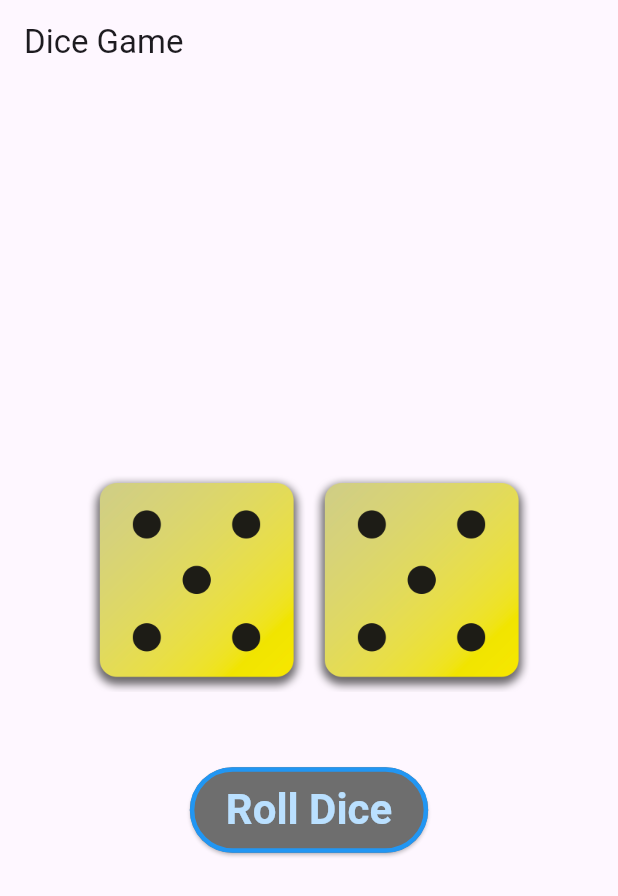
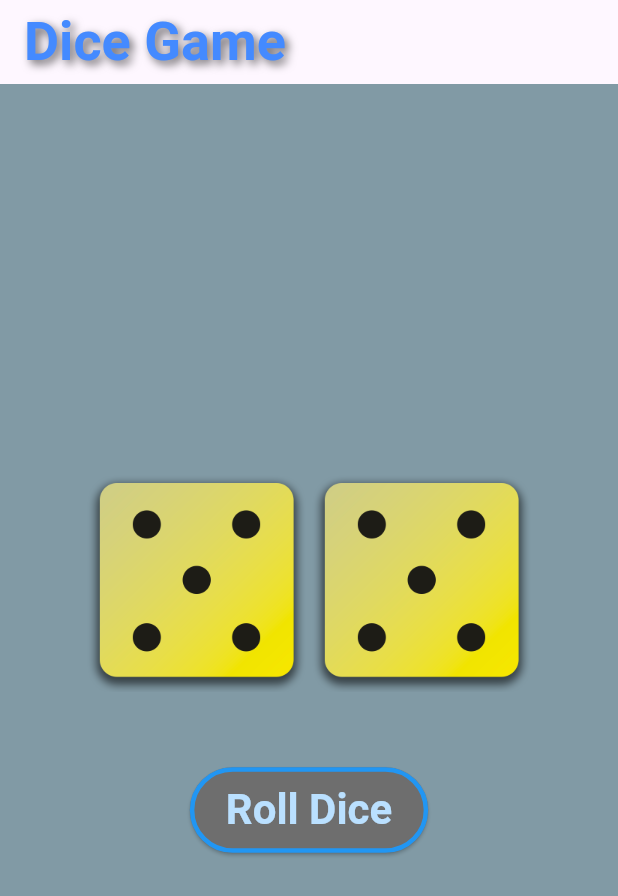
Before and after one commit to Adriatik-Berdufi/roll_dice, a Flutter app: the screen it shows after launch, after a tap on "Roll Dice", on a phone screen of 412 x 824 dp. Shown: the top 896 px of the screen. Run offline on Flutter 3.47's test engine with Material 3 defaults, Android fonts, the phone set to English and light mode, and no system bars.

Commit message:
code has been optimized.

```diff
--- a/lib/dice_roller.dart
+++ b/lib/dice_roller.dart
@@ -11,18 +11,13 @@ class DiceRoller extends StatefulWidget {
 }
 
 class _DiceRollerState extends State<DiceRoller> {
-  var firstDice = 'assets/dice_img/dice-4.png';
-  var secondDice = 'assets/dice_img/dice-4.png';
+  var diceRoll = 3;
+  var diceRoll2 = 4;
   void rolldice() {
-    var diceRoll = Random().nextInt(6) + 1;
-    var diceRoll2 = Random().nextInt(6) + 1;
-
     setState(() {
-      firstDice = 'assets/dice_img/dice-$diceRoll.png';
-      secondDice = 'assets/dice_img/dice-$diceRoll2.png';
+      diceRoll = Random().nextInt(6) + 1;
+      diceRoll2 = Random().nextInt(6) + 1;
     });
-
-    debugPrint(firstDice);
   }
 
   @override
@@ -34,11 +29,11 @@ class _DiceRollerState extends State<DiceRoller> {
           mainAxisAlignment: MainAxisAlignment.center,
           children: [
             Image.asset(
-              firstDice,
+              'assets/dice_img/dice-$diceRoll.png',
               width: 150,
             ),
             Image.asset(
-              secondDice,
+              'assets/dice_img/dice-$diceRoll2.png',
               width: 150,
             ),
           ],
--- a/lib/main.dart
+++ b/lib/main.dart
@@ -5,15 +5,8 @@ void main() {
   runApp(const MyApp());
 }
 
-var activeDiceImg = 'assets/dice_img/dice-4.png';
-
 class MyApp extends StatelessWidget {
   const MyApp({super.key});
-
-  void rolldice() {
-    activeDiceImg = 'assets/dice_img/dice-1.png';
-    debugPrint(activeDiceImg);
-  }
 
   @override
   Widget build(BuildContext context) {
@@ -25,10 +18,23 @@ class MyApp extends StatelessWidget {
       home: Scaffold(
         appBar: AppBar(
           title: const Text('Dice Game'),
+          titleTextStyle: TextStyle(
+            fontSize: 36,
+            color: Colors.blueAccent,
+            fontWeight: FontWeight.bold,
+            shadows: [
+              Shadow(
+                color: Colors.black.withOpacity(0.6), // Colore dell'ombra
+                offset: const Offset(2.5, 2.5), // Spostamento dell'ombra
+                blurRadius: 7.0, // Raggio di sfocatura dell'ombra
+              ),
+            ],
+          ),
         ),
         body: const Center(
           child: DiceRoller(),
         ),
+        backgroundColor: const Color.fromARGB(255, 129, 154, 165),
       ),
     );
   }
```
